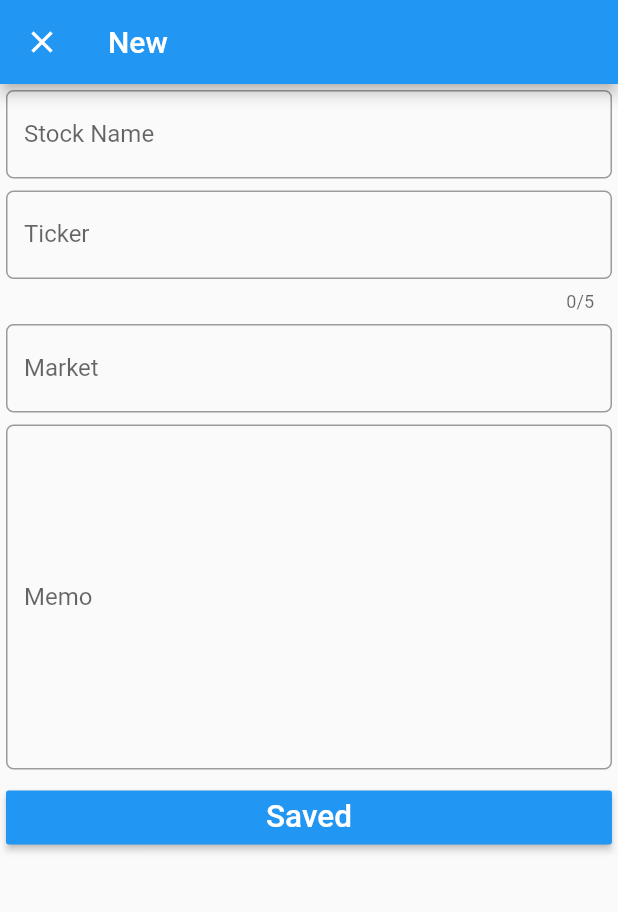
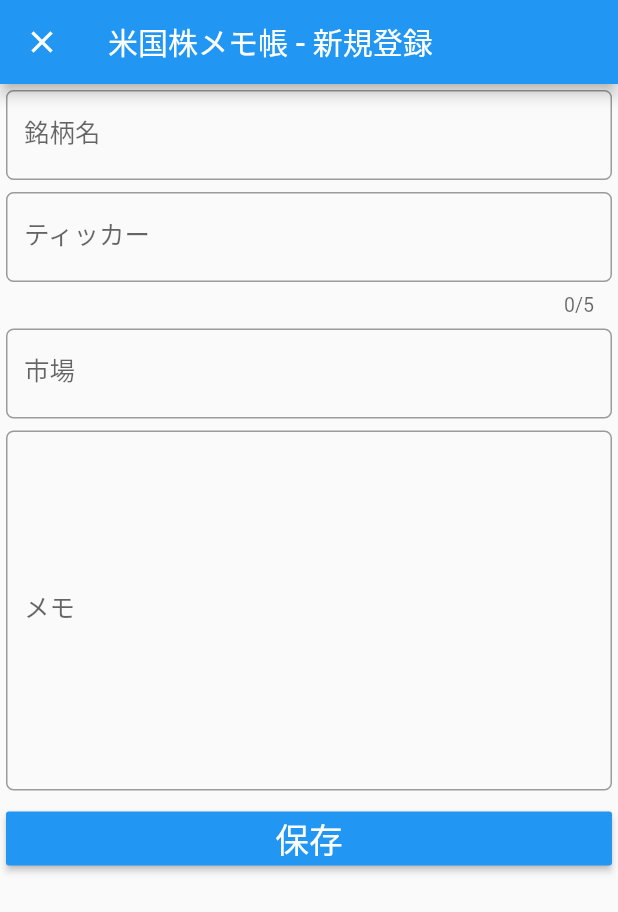
Before and after one commit to arafipro/usstockmemo, a Flutter app: the screen it shows after launch, after a tap on the "add" icon, on a phone screen of 412 x 824 dp. Shown: the top 912 px of the screen. Run offline on Flutter 3.47's test engine with Material 2 defaults, Android fonts, the light colour scheme and no system bars; our stand-ins replace sqflite; accounts and stored records are empty.

Commit message:
Androidで日本語フォントが正しく表示されるようにする

```diff
--- a/lib/components/tf.dart
+++ b/lib/components/tf.dart
@@ -9,6 +9,7 @@ class TF extends StatelessWidget {
     this.onChanged,
     this.maxLength,
     this.validator,
+    this.keyboardType
   });
 
   final TextEditingController controller;
@@ -17,6 +18,7 @@ class TF extends StatelessWidget {
   final int maxLength;
   final onChanged;
   final validator;
+  final keyboardType;
 
   @override
   Widget build(BuildContext context) {
@@ -26,6 +28,7 @@ class TF extends StatelessWidget {
         controller: controller,
         maxLines: maxLines,
         maxLength: maxLength,
+        keyboardType: keyboardType,
         decoration: InputDecoration(
           labelText: labelText,
           border: OutlineInputBorder(
--- a/lib/main.dart
+++ b/lib/main.dart
@@ -1,4 +1,5 @@
 import 'package:flutter/material.dart';
+import 'package:flutter_localizations/flutter_localizations.dart';
 import 'package:usstockmemo/views/list_page.dart';
 
 void main() => runApp(MyApp());
@@ -8,6 +9,14 @@ class MyApp extends StatelessWidget {
   Widget build(BuildContext context) {
     return MaterialApp(
       debugShowCheckedModeBanner: false,
+      // Delegate には、flutter_localizations 標準のものだけを設定
+      localizationsDelegates: [
+        GlobalMaterialLocalizations.delegate,
+        GlobalWidgetsLocalizations.delegate,
+      ],
+      supportedLocales: [
+        Locale('ja', ''), // Japanese
+      ],
       home: ListPage(),
     );
   }
--- a/lib/views/edit_page.dart
+++ b/lib/views/edit_page.dart
@@ -28,7 +28,7 @@ class EditPage extends StatelessWidget {
       create: (_) => EditModel(),
       child: Scaffold(
         appBar: AppBar(
-          title: Text(isUpdate ? 'Edit' : 'New'),
+          title: Text(isUpdate ? '米国株メモ帳 - 編集' : '米国株メモ帳 - 新規登録'),
         ),
         body: Consumer<EditModel>(
           builder: (context, model, child) {
@@ -37,15 +37,16 @@ class EditPage extends StatelessWidget {
               child: ListView(
                 children: [
                   TF(
+                    keyboardType: TextInputType.phone,
                     controller: nameController,
-                    labelText: 'Stock Name',
+                    labelText: '銘柄名',
                     maxLines: 1,
                     onChanged: (text) {
                       model.stockName = text;
                     },
                     validator: (value) {
                       if (value.isEmpty) {
-                        return 'Please input Stock Name';
+                        return '銘柄名を入力してください';
                       } else {
                         return null;
                       }
@@ -53,7 +54,7 @@ class EditPage extends StatelessWidget {
                   ),
                   TF(
                     controller: tickerController,
-                    labelText: 'Ticker',
+                    labelText: 'ティッカー',
                     maxLines: 1,
                     maxLength: 5,
                     onChanged: (text) {
@@ -61,33 +62,33 @@ class EditPage extends StatelessWidget {
                     },
                     validator: (value) {
                       if (value.isEmpty) {
-                        return 'Please input Ticker';
+                        return 'ティッカーを入力してください';
                       }
                     },
                   ),
                   TF(
                     controller: marketController,
-                    labelText: 'Market',
+                    labelText: '市場',
                     maxLines: 1,
                     onChanged: (text) {
                       model.stockMarket = text;
                     },
                     validator: (value) {
                       if (!RegExp(r"^[nN][yY][sS][eE]").hasMatch(value) && !RegExp(r"^[nN][aA][sS][dD][aA][qQ]").hasMatch(value)) {
-                        return 'Please input NYSE or NASDAQ';
+                        return 'NYSEまたはNASDAQのいずれかを入力してください';
                       }
                     },
                   ),
                   TF(
                     controller: memoController,
                     maxLines: 10,
-                    labelText: 'Memo',
+                    labelText: 'メモ',
                     onChanged: (text) {
                       model.stockMemo = text;
                     },
                     validator: (value) {
                       if (value.isEmpty) {
-                        return 'Please input Memo';
+                        return 'メモを入力してください';
                       }
                     },
                   ),
@@ -97,7 +98,7 @@ class EditPage extends StatelessWidget {
                       color: Colors.blue,
                       textColor: Colors.white,
                       child: Text(
-                        isUpdate ? 'Edited' : 'Saved',
+                        isUpdate ? '編集完了' : '保存',
                         textScaleFactor: 1.5,
                       ),
                       onPressed: () async {
@@ -129,7 +130,7 @@ class EditPage extends StatelessWidget {
         context: context,
         builder: (BuildContext context) {
           return AlertDialog(
-            title: Text('Saved'),
+            title: Text('保存しました'),
             actions: <Widget>[
               FlatButton(
                 child: Text('OK'),
@@ -169,7 +170,7 @@ class EditPage extends StatelessWidget {
         context: context,
         builder: (BuildContext context) {
           return AlertDialog(
-            title: Text('Updated'),
+            title: Text('変更しました'),
             actions: <Widget>[
               FlatButton(
                 child: Text('OK'),
--- a/lib/views/list_page.dart
+++ b/lib/views/list_page.dart
@@ -11,7 +11,7 @@ class ListPage extends StatelessWidget {
       create: (_) => ListModel()..fetchMemos(),
       child: Scaffold(
         appBar: AppBar(
-          title: Text('US Stock Memo List'),
+          title: Text('米国株メモ帳'),
         ),
         body: Consumer<ListModel>(
           builder: (context, model, child) {
@@ -52,7 +52,7 @@ class ListPage extends StatelessWidget {
                               context: context,
                               builder: (BuildContext context) {
                                 return AlertDialog(
-                                  title: Text('Delete ${memo.name}？'),
+                                  title: Text('${memo.name}を削除しますか？'),
                                   actions: <Widget>[
                                     FlatButton(
                                       child: Text('OK'),
@@ -102,7 +102,7 @@ class ListPage extends StatelessWidget {
       BuildContext context, ListModel model, StockMemo memo) async {
     try {
       await model.deleteMemo(memo);
-      await _showDialog(context, 'Deleted');
+      await _showDialog(context, '削除しました');
       await model.fetchMemos();
     } catch (e) {
       await _showDialog(context, e.toString());
--- a/pubspec.yaml
+++ b/pubspec.yaml
@@ -18,6 +18,8 @@ dependencies:
   path: ^1.7.0
   path_provider: ^1.6.24
 
+  flutter_localizations:
+    sdk: flutter
 
 dev_dependencies:
   flutter_test:
```
Also changed, not shown: pubspec.lock.
